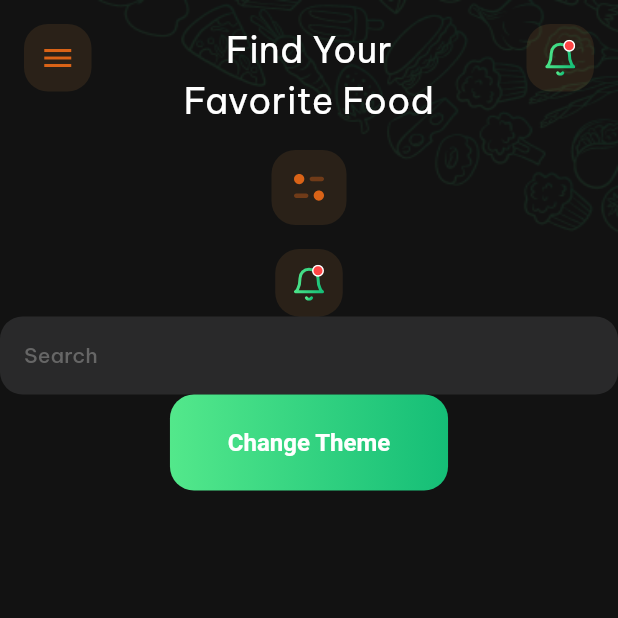
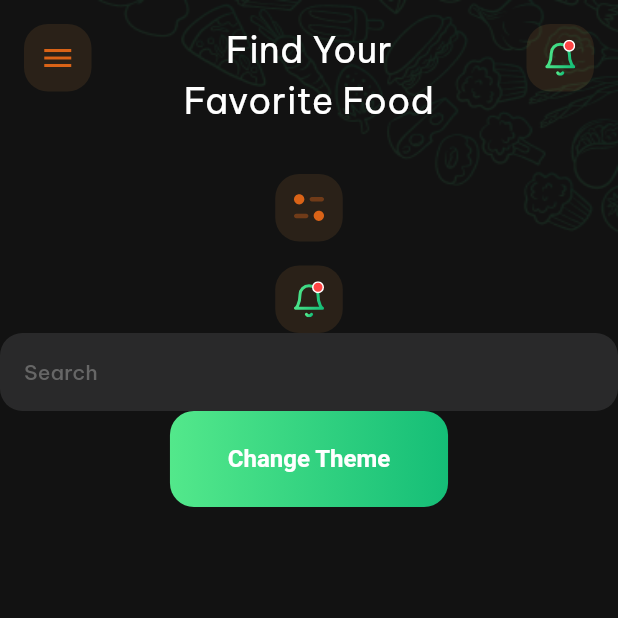
Before and after one commit to quocbao238/NinjaFood_Theme, a Flutter app: the screen it shows after launch, on a phone screen of 412 x 824 dp, the top half of it. Run offline on Flutter 3.47's test engine with Material 2 defaults, Android fonts, the phone set to English and light mode, and no system bars; our stand-ins replace auto_animated, cached_network_image, equatable, flutter_spinkit, flutter_svg, google_fonts.

Commit message:
Auto stash before merge of "devMaster" and "origin/devMaster"

```diff
--- a/lib/src/app_widgets/app_buttons/app_filter_button.dart
+++ b/lib/src/app_widgets/app_buttons/app_filter_button.dart
@@ -7,30 +7,23 @@ class AppFilterButton extends StatelessWidget {
 
   @override
   Widget build(BuildContext context) {
-    if (onPressed == null) return const SizedBox.shrink();
-    return SizedBox(
-        width: 50,
-        height: 50,
-        child: ElevatedButton(
+    return AppPadding(
+      padding: const AppEdgeInsets.only(
+          top: AppGapSize.paddingMedium, left: AppGapSize.paddingMedium, right: AppGapSize.paddingMedium),
+      child: SizedBox(
+          width: 45,
+          height: 45,
+          child: ElevatedButton(
             onPressed: () => onPressed?.call(),
-            style: Theme
-                .of(context)
-                .elevatedButtonTheme
-                .style
-                ?.copyWith(
-
-              backgroundColor: MaterialStateProperty.all(
-                  ThemeColors.backgroundIconColor()),
-              padding: MaterialStateProperty.all(
-                  const EdgeInsets.all(8)
-              ),
-              shape: MaterialStateProperty.all(
-                RoundedRectangleBorder(
-                  borderRadius: BorderRadius.circular(16.0),
+            style: Theme.of(context).elevatedButtonTheme.style?.copyWith(
+                  backgroundColor: MaterialStateProperty.all(ThemeColors.backgroundIconColor()),
+                  padding: MaterialStateProperty.all(const EdgeInsets.all(8)),
+                  shape: MaterialStateProperty.all(
+                    RoundedRectangleBorder(borderRadius: BorderRadius.circular(16.0)),
+                  ),
                 ),
-              ),
-            ),
-            child: const AppIcons.filter(),)
+            child: const AppIcons.filter(),
+          )),
     );
   }
 }
```
Also changed, not shown: lib/src/app_widgets/app_scaffold_background.dart (+2 -5 lines), pubspec.lock.
